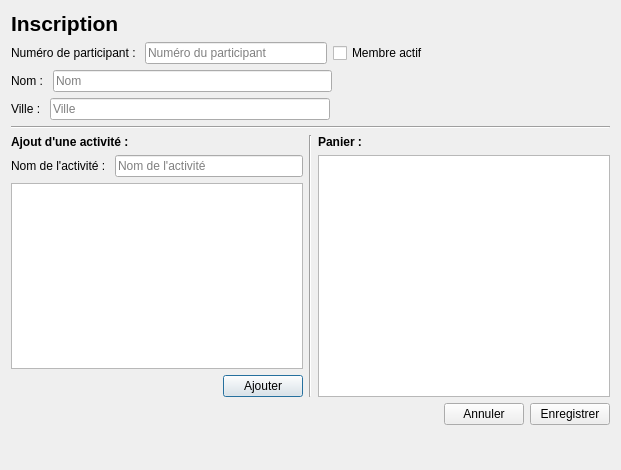
Old version of the form GUI/inscription.ui in the repository samueldrouin/PyGuide.
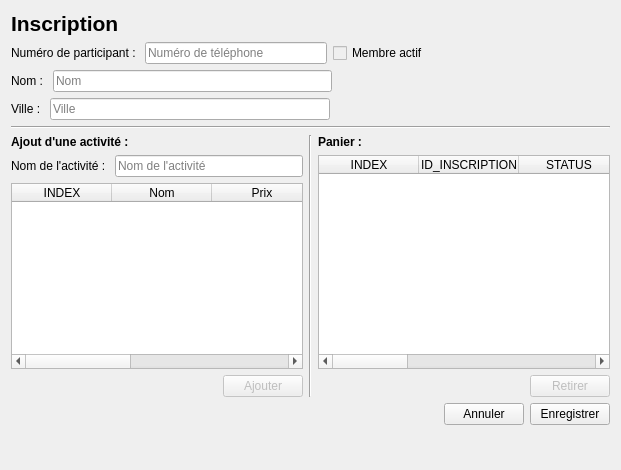
New version of the form.

Commit message: Ajout des inscriptions (Issue #22)

```diff
--- a/GUI/inscription.ui
+++ b/GUI/inscription.ui
@@ -11,7 +11,7 @@
    </rect>
   </property>
   <property name="windowTitle">
-   <string>Dialog</string>
+   <string>Inscription</string>
   </property>
   <layout class="QVBoxLayout" name="verticalLayout_3">
    <item>
@@ -49,12 +49,52 @@
      <item>
       <widget class="QLineEdit" name="txt_numero">
        <property name="placeholderText">
-        <string>Numéro du participant</string>
+        <string>Numéro de téléphone</string>
        </property>
       </widget>
      </item>
      <item>
-      <widget class="QCheckBox" name="cbx_actif">
+      <widget class="QCheckBox" name="chk_actif">
+       <property name="enabled">
+        <bool>false</bool>
+       </property>
+       <property name="palette">
+        <palette>
+         <active>
+          <colorrole role="WindowText">
+           <brush brushstyle="SolidPattern">
+            <color alpha="255">
+             <red>0</red>
+             <green>0</green>
+             <blue>0</blue>
+            </color>
+           </brush>
+          </colorrole>
+         </active>
+         <inactive>
+          <colorrole role="WindowText">
+           <brush brushstyle="SolidPattern">
+            <color alpha="255">
+             <red>0</red>
+             <green>0</green>
+             <blue>0</blue>
+            </color>
+           </brush>
+          </colorrole>
+         </inactive>
+         <disabled>
+          <colorrole role="WindowText">
+           <brush brushstyle="SolidPattern">
+            <color alpha="255">
+             <red>0</red>
+             <green>0</green>
+             <blue>0</blue>
+            </color>
+           </brush>
+          </colorrole>
+         </disabled>
+        </palette>
+       </property>
        <property name="statusTip">
         <string>Le membre est actif seulement si cette case est sélectionnée</string>
        </property>
@@ -62,7 +102,7 @@
         <string>Membre actif</string>
        </property>
        <property name="checkable">
-        <bool>false</bool>
+        <bool>true</bool>
        </property>
       </widget>
      </item>
@@ -198,7 +238,33 @@
         </layout>
        </item>
        <item>
-        <widget class="QListWidget" name="lst_activite"/>
+        <widget class="QTableWidget" name="tbl_activite">
+         <column>
+          <property name="text">
+           <string>INDEX</string>
+          </property>
+         </column>
+         <column>
+          <property name="text">
+           <string>Nom</string>
+          </property>
+         </column>
+         <column>
+          <property name="text">
+           <string>Prix</string>
+          </property>
+         </column>
+         <column>
+          <property name="text">
+           <string>Date</string>
+          </property>
+         </column>
+         <column>
+          <property name="text">
+           <string>Heure</string>
+          </property>
+         </column>
+        </widget>
        </item>
        <item>
         <layout class="QHBoxLayout" name="horizontalLayout_5">
@@ -217,9 +283,15 @@
          </item>
          <item>
           <widget class="QPushButton" name="btn_ajouter">
+           <property name="enabled">
+            <bool>false</bool>
+           </property>
            <property name="text">
             <string>Ajouter</string>
            </property>
+           <property name="autoDefault">
+            <bool>false</bool>
+           </property>
           </widget>
          </item>
         </layout>
@@ -249,7 +321,73 @@
         </widget>
        </item>
        <item>
-        <widget class="QListWidget" name="lst_panier"/>
+        <widget class="QTableWidget" name="tbl_panier">
+         <column>
+          <property name="text">
+           <string>INDEX</string>
+          </property>
+         </column>
+         <column>
+          <property name="text">
+           <string>ID_INSCRIPTION</string>
+          </property>
+         </column>
+         <column>
+          <property name="text">
+           <string>STATUS</string>
+          </property>
+         </column>
+         <column>
+          <property name="text">
+           <string>Nom</string>
+          </property>
+         </column>
+         <column>
+          <property name="text">
+           <string>Prix</string>
+          </property>
+         </column>
+         <column>
+          <property name="text">
+           <string>Date</string>
+          </property>
+         </column>
+         <column>
+          <property name="text">
+           <string>Heure</string>
+          </property>
+         </column>
+        </widget>
+       </item>
+       <item>
+        <layout class="QHBoxLayout" name="horizontalLayout_8">
+         <item>
+          <spacer name="horizontalSpacer_6">
+           <property name="orientation">
+            <enum>Qt::Horizontal</enum>
+           </property>
+           <property name="sizeHint" stdset="0">
+            <size>
+             <width>40</width>
+             <height>20</height>
+            </size>
+           </property>
+          </spacer>
+         </item>
+         <item>
+          <widget class="QPushButton" name="btn_remove">
+           <property name="enabled">
+            <bool>false</bool>
+           </property>
+           <property name="text">
+            <string>Retirer</string>
+           </property>
+           <property name="autoDefault">
+            <bool>false</bool>
+           </property>
+          </widget>
+         </item>
+        </layout>
        </item>
       </layout>
      </item>
@@ -275,6 +413,9 @@
        <property name="text">
         <string>Annuler</string>
        </property>
+       <property name="autoDefault">
+        <bool>false</bool>
+       </property>
       </widget>
      </item>
      <item>
@@ -282,6 +423,12 @@
        <property name="text">
         <string>Enregistrer</string>
        </property>
+       <property name="autoDefault">
+        <bool>false</bool>
+       </property>
+       <property name="default">
+        <bool>false</bool>
+       </property>
       </widget>
      </item>
     </layout>
```
Left out of the diff: 10 changed lines with no effect on the pictures. The commit also changes 2 other files.
